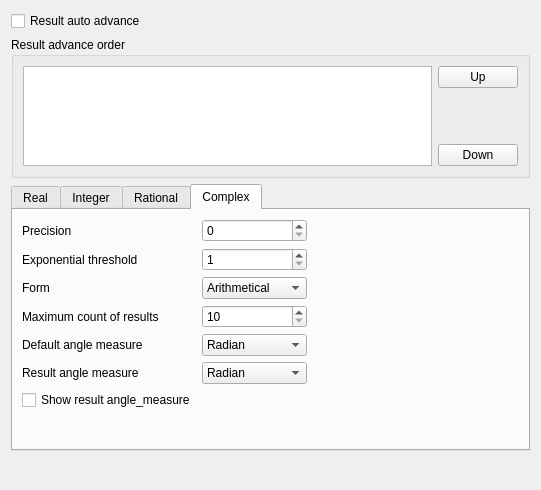
Qt form src/result_settings_form.ui (denprog/yutovo-desktop) before a commit.
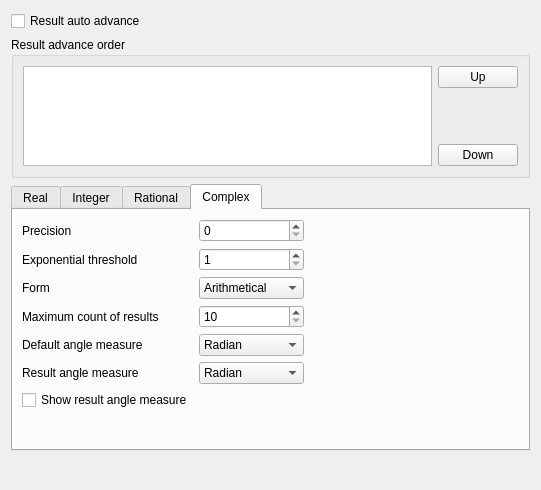
The same form after that commit. The open tabs and pages were chosen to show the change.

Commit message: Fix the result settings page.

Patch:
```diff
--- a/src/result_settings_form.ui
+++ b/src/result_settings_form.ui
@@ -500,7 +500,7 @@
            <item row="6" column="0">
             <widget class="QCheckBox" name="complex_show_angle_measure">
              <property name="text">
-              <string>Show result angle_measure</string>
+              <string>Show result angle measure</string>
              </property>
             </widget>
            </item>
```
The commit also changes 1 other file.
